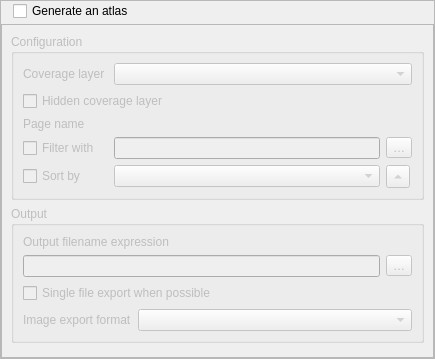
This is src/ui/layout/qgslayoutatlaswidgetbase.ui in qgis/QGIS as Qt 5 draws it before an edit. The edited form follows.
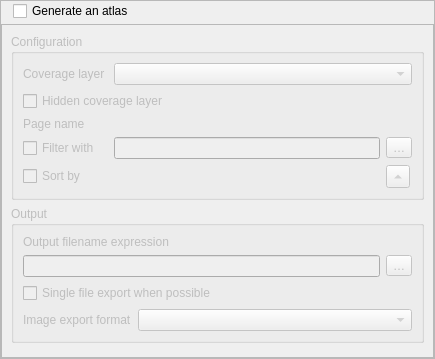
This is the edited form. Icons and pictures are not drawn. Custom widgets are drawn as their Qt base class.

Commit message: Atlas sort can be an expression

```diff
--- a/src/ui/layout/qgslayoutatlaswidgetbase.ui
+++ b/src/ui/layout/qgslayoutatlaswidgetbase.ui
@@ -109,10 +109,10 @@
          </property>
          <property name="geometry">
           <rect>
-           <x>0</x>
-           <y>-63</y>
-           <width>417</width>
-           <height>389</height>
+           <x>-122</x>
+           <y>-223</y>
+           <width>525</width>
+           <height>673</height>
           </rect>
          </property>
          <layout class="QVBoxLayout" name="mainLayout">
@@ -154,7 +154,7 @@
               </widget>
              </item>
              <item row="4" column="1">
-              <widget class="QgsFieldComboBox" name="mAtlasSortFeatureKeyComboBox"/>
+              <widget class="QgsFieldExpressionWidget" name="mAtlasSortExpressionWidget" native="true"/>
              </item>
              <item row="3" column="0">
               <widget class="QCheckBox" name="mAtlasFeatureFilterCheckBox">
@@ -342,11 +342,6 @@
    <extends>QComboBox</extends>
    <header location="global">qgsmaplayercombobox.h</header>
   </customwidget>
-  <customwidget>
-   <class>QgsFieldComboBox</class>
-   <extends>QComboBox</extends>
-   <header location="global">qgsfieldcombobox.h</header>
-  </customwidget>
   <customwidget>
    <class>QgsFieldExpressionWidget</class>
    <extends>QWidget</extends>
```
Left out of the diff: 3 changed lines with no effect on the pictures. The commit also changes 2 other files.
